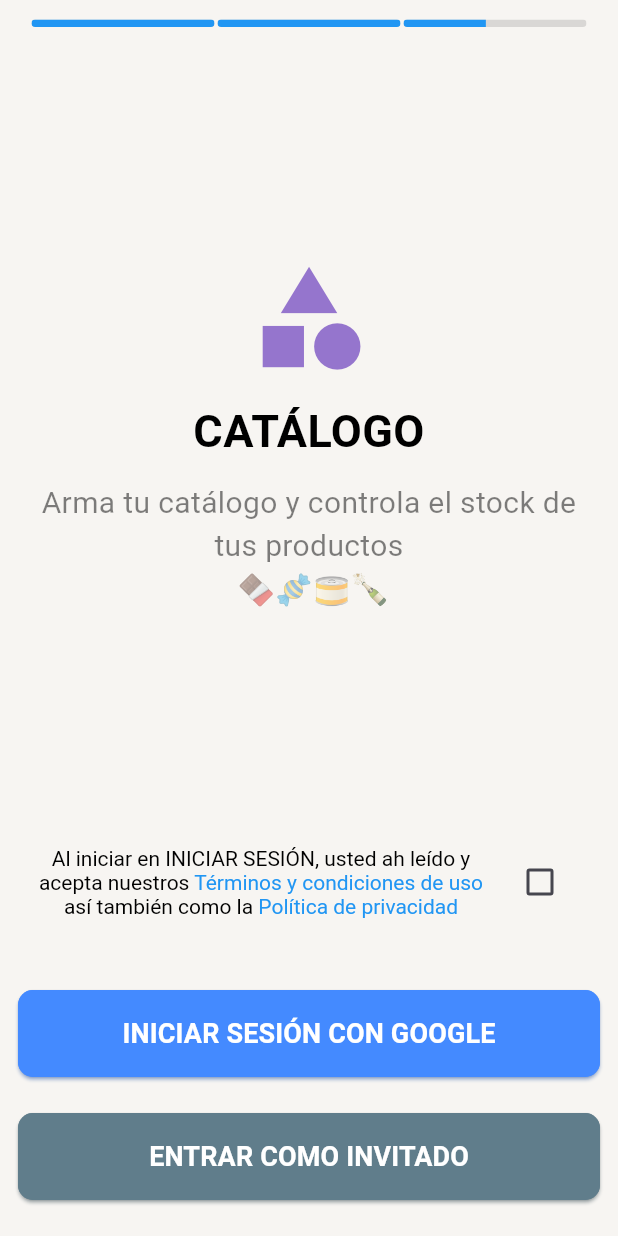
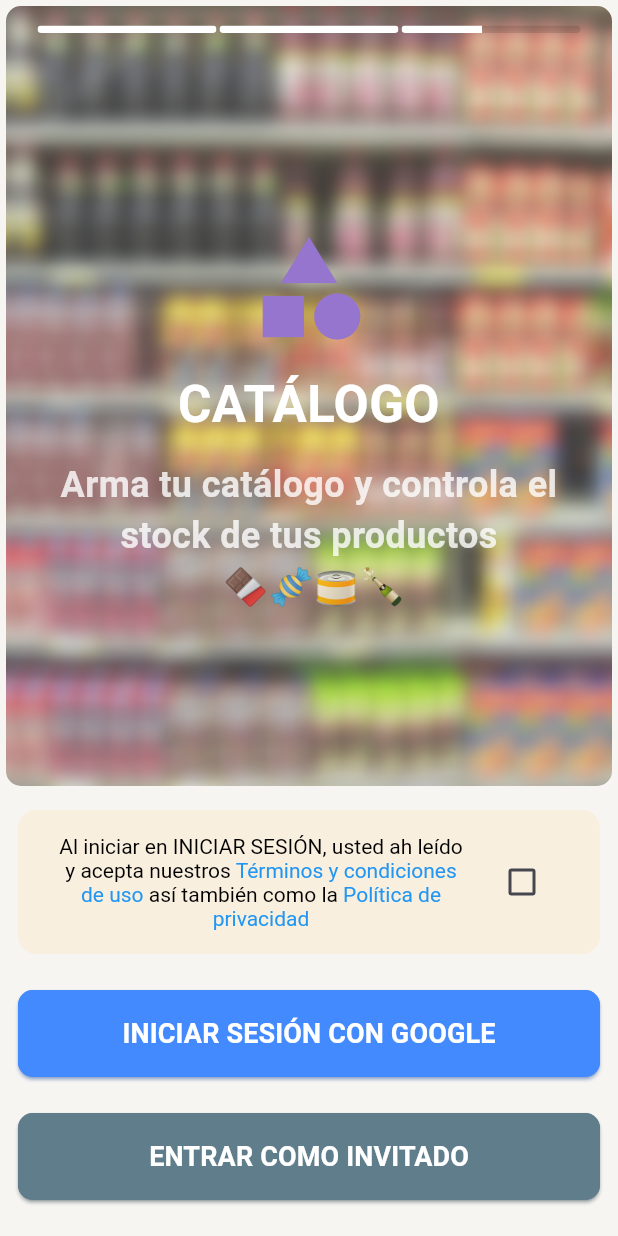
Before and after one commit to lucasaiivan/sell, a Flutter app: the screen it shows after launch, on a phone screen of 412 x 824 dp. Run offline on Flutter 3.47's test engine with Material 2 defaults, Android fonts, the phone set to English and light mode, and no system bars; drawn by our look-alikes of flutter_animate; our stand-ins replace animate_do, audioplayers, blur, cached_network_image, carousel_slider, cloud_firestore and 14 more; missing offline and left inert: clipboard, flutter_barcode_scanner, search_page, tutorial_coach_mark; accounts and stored records are empty.

Commit message:
commit
reforming compatibility web

```diff
--- a/lib/app/core/utils/widgets_utils.dart
+++ b/lib/app/core/utils/widgets_utils.dart
@@ -1,7 +1,6 @@
 
 import 'dart:io';
 import 'package:cached_network_image/cached_network_image.dart';
-import 'package:external_app_launcher/external_app_launcher.dart';
 import 'package:flutter/material.dart';
 import 'package:get/get.dart';
 import 'package:url_launcher/url_launcher.dart';
@@ -378,7 +377,7 @@ class _ProductoItemState extends State<ProductoItem> {
                         fontWeight: FontWeight.normal,
                         fontSize: 14.0,
                         color: Colors.grey),
-                    overflow: TextOverflow.fade,
+                    overflow: TextOverflow.clip,
                     softWrap: false),
                 Text(
                     Publications.getFormatoPrecio(
@@ -388,7 +387,7 @@ class _ProductoItemState extends State<ProductoItem> {
                         fontWeight: FontWeight.bold,
                         fontSize: 16.0,
                         color: Colors.black),
-                    overflow: TextOverflow.fade,
+                    overflow: TextOverflow.clip,
                     softWrap: false),
               ],
             ),
--- a/lib/app/presentation/auth/controller/login_controller.dart
+++ b/lib/app/presentation/auth/controller/login_controller.dart
@@ -6,18 +6,28 @@ import '../../splash/controllers/splash_controller.dart';
 
 class LoginController extends GetxController {
 
+  // source
+  String sellImagen = "assets/sell.png";
+  String transactionImage = "assets/transaction.png";
+  String catalogueImage = "assets/catalogue.png";
+
   // firebase
   final FirebaseAuth auth = FirebaseAuth.instance;
 
   // controllers
   SplashController homeController = Get.find<SplashController>();
 
+  // state : style
+  Rx<Color> checkPolicyAlertColor = Colors.orange.shade100.withOpacity(0.3).obs;
   // state - Check Accept Privacy And Use Policy
   RxBool stateCheckAcceptPrivacyAndUsePolicy = false.obs;
   bool get getStateCheckAcceptPrivacyAndUsePolicy =>
       stateCheckAcceptPrivacyAndUsePolicy.value;
-  set setStateCheckAcceptPrivacyAndUsePolicy(bool value) =>
-      stateCheckAcceptPrivacyAndUsePolicy.value = value;
+  set setStateCheckAcceptPrivacyAndUsePolicy(bool value) {
+    if(value){checkPolicyAlertColor.value = Colors.transparent;}
+    else {checkPolicyAlertColor.value = Colors.orange.shade100.withOpacity(0.5);}
+    stateCheckAcceptPrivacyAndUsePolicy.value = value;
+  }
 
 
 
@@ -54,6 +64,7 @@ class LoginController extends GetxController {
       Get.snackbar(
           'Primero tienes que leer nuestras políticas y términos de uso 🙂',
           'Tienes que aceptar nuestros términos de uso y política de privacidad para usar esta aplicación');
+      checkPolicyAlertColor.value = Colors.red.shade100.withOpacity(0.5);
     }
   }
   void signInAnonymously() async {
--- a/lib/app/presentation/auth/views/login_view.dart
+++ b/lib/app/presentation/auth/views/login_view.dart
@@ -1,8 +1,8 @@
 import 'dart:async';
+import 'package:animate_do/animate_do.dart';
 import 'package:flutter/gestures.dart';
 import 'package:flutter/material.dart';
 import 'package:flutter/services.dart';
-import 'package:flutter_animate/flutter_animate.dart';
 import 'package:get/get.dart';
 import 'package:sell/app/presentation/auth/controller/login_controller.dart';
 import 'package:url_launcher/url_launcher.dart';
@@ -10,28 +10,39 @@ import 'package:url_launcher/url_launcher.dart';
 // RELEASE
 // En esta pantalla de inicio de sesión, agregaremos un logotipo, dos campos de texto y firmaremos con el botón de Google
 
+// ignore: must_be_immutable
 class AuthView extends GetView<LoginController> {
   // ignore: prefer_const_constructors_in_immutables
   AuthView({Key? key}) : super(key: key);
 
   // var
-  late final bool darkMode;
+  late bool darkMode;
   final Color colorAccent=Colors.purple;
-  late final Size screenSize; // Obtenemos las vavriables de la dimension de la pantalla
+  late Size screenSize; // Obtenemos las vavriables de la dimension de la pantalla
+  bool isExpandedView = false;
 
   @override
   Widget build(BuildContext context) {
 
     // Obtenemos los valores
+    screenSize = MediaQuery.of(context).size;
     darkMode = Theme.of(context).brightness==Brightness.dark;
+    final AppBarTheme  appBarTheme= AppBarTheme(titleSpacing: 0, elevation: 0,toolbarHeight: 0,color: Colors.transparent ,systemOverlayStyle: darkMode?SystemUiOverlayStyle.light:SystemUiOverlayStyle.dark,iconTheme: IconThemeData(color: darkMode?Colors.white:Colors.white),titleTextStyle: TextStyle(color: darkMode?Colors.white:Colors.white));
+
+  return LayoutBuilder(
+    builder: (BuildContext context, BoxConstraints constraints) {
+
+      // var
       screenSize = MediaQuery.of(context).size;
-    final AppBarTheme  appBarTheme= AppBarTheme(titleSpacing: 0, elevation: 0,toolbarHeight: 0,color: Colors.transparent ,systemOverlayStyle: darkMode?SystemUiOverlayStyle.light:SystemUiOverlayStyle.dark,iconTheme: IconThemeData(color: darkMode?Colors.white:Colors.white),titleTextStyle: TextStyle(color: darkMode?Colors.white:Colors.white));
+      isExpandedView = screenSize.width>600;
 
       return Theme(
           data: Theme.of(context).copyWith(primaryColor: colorAccent,appBarTheme: appBarTheme),
           child: Scaffold(
             appBar: AppBar(),
             body: body(context: context)),
+        );
+    }
   );
   }
 
@@ -41,24 +52,47 @@ class AuthView extends GetView<LoginController> {
     Color colorButtonText0 = Colors.white;
     Color colorButton0 = Colors.blue;
 
-    return Column(
+    // widget
+    List<Widget> widgets = [
+      Flexible( child: Card(
+        color: darkMode?Colors.white10:Colors.white,
+        elevation:0,
+        child: OnboardingIntroduction(colorAccent: colorButton0,colorText: darkMode?Colors.white:Colors.black,))),
+      SizedBox(
+        width: isExpandedView?400:double.infinity,
+        child: Padding(
+          padding: EdgeInsets.all(isExpandedView?20.0:0),
+          child: Column(
+              crossAxisAlignment: CrossAxisAlignment.stretch,
+              mainAxisAlignment: MainAxisAlignment.center,
               children: [
-        Flexible( child: OnboardingIntroduction(colorAccent: colorButton0,colorText: darkMode?Colors.white:Colors.black,)),
-        Column(
-            crossAxisAlignment: CrossAxisAlignment.stretch,
-            children: [
+                // check button : aceptar terminos y condiciones
                 Padding(
-                padding: const EdgeInsets.only(bottom: 20),
-                child: widgetCheckAcceptPrivacyAndUsePolicy(),
+                  padding: const EdgeInsets.all(12),
+                  child: FadeIn(
+                    key:  Key((!controller.getStateCheckAcceptPrivacyAndUsePolicy).toString()),
+                    animate:true,
+                    child: ClipRRect(
+                      borderRadius: BorderRadius.circular(12.0),
+                      child: Obx(() => AnimatedContainer(
+                        duration: const Duration(milliseconds:500),
+                        color: controller.checkPolicyAlertColor.value,
+                        child: widgetCheckAcceptPrivacyAndUsePolicy()))),
                   ),
+                ),
+                // buttons : login with google
                 button(callback: controller.login,text:"Iniciar sesión con google",colorButton: Colors.blueAccent,colorText: colorButtonText0),
+                // button : login with anonymous
                 button(callback: controller.signInAnonymously,text:"Entrar como invitado",colorButton: Colors.blueGrey,colorText: colorButtonText0),
                 const SizedBox(height: 12.0),
               ],
 
           ),
-      ],
-    );
+        ),
+      ),
+    ];
+
+    return isExpandedView?Row(children:widgets):Column(children: widgets);
   }
 
   /// WIDGETS COMPONENT
@@ -262,20 +296,28 @@ class _OnboardingIntroductionState extends State<OnboardingIntroduction> {
   @override
   Widget build(BuildContext context) {
 
+    // Getx controller <LoginController>
+    final LoginController loginController = Get.find();
     // Obtenemos los valores
     darkMode = Theme.of(context).brightness==Brightness.dark;
     screenSize = MediaQuery.of(context).size;
 
     // lista de widgets con las vistas
     widgets = [
-      pageView(context:context,colorContent:Colors.transparent,textColor: widget.colorText,colorIcon: Colors.orange.shade300,iconData: Icons.monetization_on,titulo:"VENTAS",subtitulo:"Registra tus ventas de una forma simple 😊"),
-      pageView(context:context,colorContent:Colors.transparent,textColor: widget.colorText,colorIcon: Colors.teal.shade300,iconData: Icons.analytics_outlined,titulo:"TRANSACCIONES",subtitulo:"Observa las transacciones que has realizado 💰"),
-      pageView(context:context,colorContent:Colors.transparent,textColor: widget.colorText,colorIcon: Colors.deepPurple.shade300,iconData: Icons.category,titulo:"CATÁLOGO",subtitulo:"Arma tu catálogo y controla el stock de tus productos \n 🍫🍬🥫🍾"),
+      pageView( context:context,colorContent:Colors.transparent,textColor: Colors.white,colorIcon: Colors.orange.shade300,iconData: Icons.monetization_on,titulo:"VENTAS",subtitulo:"Registra tus ventas de una forma simple 😊"),
+      pageView( context:context,colorContent:Colors.transparent,textColor: Colors.white,colorIcon: Colors.teal.shade300,iconData: Icons.analytics_outlined,titulo:"TRANSACCIONES",subtitulo:"Observa las transacciones que has realizado 💰"),
+      pageView( context:context,colorContent:Colors.transparent,textColor: Colors.white,colorIcon: Colors.deepPurple.shade300,iconData: Icons.category,titulo:"CATÁLOGO",subtitulo:"Arma tu catálogo y controla el stock de tus productos \n 🍫🍬🥫🍾"),
     ];
+
+    String uriImage = index==0?loginController.sellImagen:index==1?loginController.transactionImage:loginController.catalogueImage;
+
 
 
     return Stack(
       children: [
+        // Imagen background
+        ClipRRect( borderRadius: BorderRadius.circular(10.0), child: Opacity(opacity: 0.8,child: Image(image: AssetImage(uriImage),width: double.infinity,height:double.infinity,fit: BoxFit.cover))) ,
+        // view : contenidos
         Column(
           children: [
             SafeArea(
@@ -292,7 +334,7 @@ class _OnboardingIntroductionState extends State<OnboardingIntroduction> {
                           borderRadius: BorderRadius.circular(10.0),
                           child: LinearProgressIndicator(
                             minHeight: 5,
-                            color: widget.colorAccent,
+                            color: Colors.white,
                             backgroundColor: darkMode?Colors.white12:Colors.black12,
                             value: indicatorProgressItem01,
                           ),
@@ -307,7 +349,7 @@ class _OnboardingIntroductionState extends State<OnboardingIntroduction> {
                           borderRadius: BorderRadius.circular(10.0),
                           child: LinearProgressIndicator(
                             minHeight: 5,
-                            color: widget.colorAccent,
+                            color: Colors.white,
                             backgroundColor: darkMode?Colors.white12:Colors.black12,
                             value: indicatorProgressItem02,
                           ),
@@ -322,7 +364,7 @@ class _OnboardingIntroductionState extends State<OnboardingIntroduction> {
                           borderRadius: BorderRadius.circular(10.0),
                           child: LinearProgressIndicator(
                             minHeight: 5,
-                            color: widget.colorAccent,
+                            color: Colors.white,
                             backgroundColor: darkMode?Colors.white12:Colors.black12,
                             value: indicatorProgressItem03,
                           ),
@@ -340,9 +382,9 @@ class _OnboardingIntroductionState extends State<OnboardingIntroduction> {
         Row(
           children: [
             // toque izquierdo
-            Flexible(child: InkWell(onTap: leftTouch,highlightColor: Colors.transparent,splashColor: Colors.transparent)),
+            Flexible(child: InkWell(onTap: leftTouch,highlightColor: Colors.transparent,splashColor: Colors.transparent,focusColor: Colors.transparent,hoverColor: Colors.transparent,)),
             //  toque derecho
-            Flexible(child: InkWell(onTap: rightTouch,highlightColor: Colors.transparent,splashColor: Colors.transparent)),
+            Flexible(child: InkWell(onTap: rightTouch,highlightColor: Colors.transparent,splashColor: Colors.transparent,focusColor: Colors.transparent,hoverColor: Colors.transparent,)),
             //  touch
           ],
         ),
@@ -355,8 +397,8 @@ class _OnboardingIntroductionState extends State<OnboardingIntroduction> {
     // Definimos los estilos
     colorContent ??= Theme.of(context).brightness==Brightness.dark?Colors.white:Colors.black;
     colorIcon ??= colorContent;
-    final estiloTitulo = TextStyle(fontSize: 30.0, fontWeight: FontWeight.bold,color: textColor);
-    final estiloSubTitulo = TextStyle(fontSize: 20.0,color: textColor.withOpacity(0.5));
+    final estiloTitulo = TextStyle(fontSize: 34.0, fontWeight: FontWeight.bold,color: textColor);
+    final estiloSubTitulo = TextStyle(fontSize: 24.0,fontWeight: FontWeight.bold,color: textColor.withOpacity(0.8));
 
     return SafeArea(
         child: Padding(
@@ -364,11 +406,14 @@ class _OnboardingIntroductionState extends State<OnboardingIntroduction> {
           child: Column(
             children: <Widget>[
               const Spacer(),
+              // view : si existe mostramos una imagen de asset
               assetImage!=null?Padding(padding: const EdgeInsets.all(12.0),child: Image(image: assetImage,width: screenSize.width / 2,height: screenSize.height / 2,fit: BoxFit.contain),):Container(),
-              iconData!=null?Container(padding:const EdgeInsets.all(12.0),child:Icon(iconData,size: screenSize.height*0.10,color: colorIcon)).animate(key: Key(subtitulo)).move():Container(),
+              // icon : un icono con animion
+              iconData!=null?Container(padding:const EdgeInsets.all(12.0),child:FadeInDown(key: Key(titulo),duration: const Duration(milliseconds: 500),child: Icon(iconData,size: screenSize.height*0.10,color: colorIcon))):Container(),
               Text(titulo,style: estiloTitulo,textAlign: TextAlign.center),
               const SizedBox(height: 12.0),
-              Text(subtitulo,style: estiloSubTitulo,textAlign: TextAlign.center),
+              // text : un texto con animacion
+              FadeInUp(key: Key(subtitulo),animate: true,delay: const Duration(milliseconds: 700), child: Text(subtitulo,style: estiloSubTitulo,textAlign: TextAlign.center)),
               const SizedBox(height: 12.0),
               const Spacer(),
             ],
--- a/lib/app/presentation/settingPage/views/transactions_view.dart
+++ b/lib/app/presentation/settingPage/views/transactions_view.dart
@@ -26,7 +26,8 @@ class SettingPage extends StatelessWidget {
   // WIDGETS VIEWS
   PreferredSizeWidget appbar({required BuildContext context}) {
     return AppBar(
-      title: const Text('Configuración'),
+      centerTitle: false,
+      title: const Text('Configuración',textAlign: TextAlign.center),
       backgroundColor: Theme.of(context).scaffoldBackgroundColor,
     );
   }
--- a/lib/app/presentation/transactionsPage/views/transactions_view.dart
+++ b/lib/app/presentation/transactionsPage/views/transactions_view.dart
@@ -51,8 +51,9 @@ class TransactionsView extends StatelessWidget {
 
     return AppBar(
       elevation: 0,
+      centerTitle: false,
       backgroundColor: Theme.of(context).scaffoldBackgroundColor,
-      title: const Text('Transacciones'),
+      title: const Text('Transacciones',textAlign: TextAlign.center),
       actions: [
 
         PopupMenuButton(
--- a/pubspec.yaml
+++ b/pubspec.yaml
@@ -122,6 +122,9 @@ flutter:
       - assets/scanbarcode.png
       - assets/productoLogo.png
       - assets/default_image.png
+      - assets/catalogue.png
+      - assets/sell.png
+      - assets/transaction.png
 
   #   - images/a_dot_ham.jpeg
 
```
Also changed, not shown: lib/app/core/utils/dynamicTheme_lb.dart (+5 -3 lines), lib/app/presentation/home/controller/home_controller.dart (+39 -13 lines), lib/app/presentation/sellPage/controller/sell_controller.dart (+7 -4 lines), lib/app/presentation/sellPage/views/sell_view.dart (+51 -19 lines), assets/catalogue.png (added), assets/sell.png (added), assets/transaction.png (added), flutter_02.png (added), pubspec.lock, 6 other files. Lines whose indentation alone changed are shown as unchanged.
